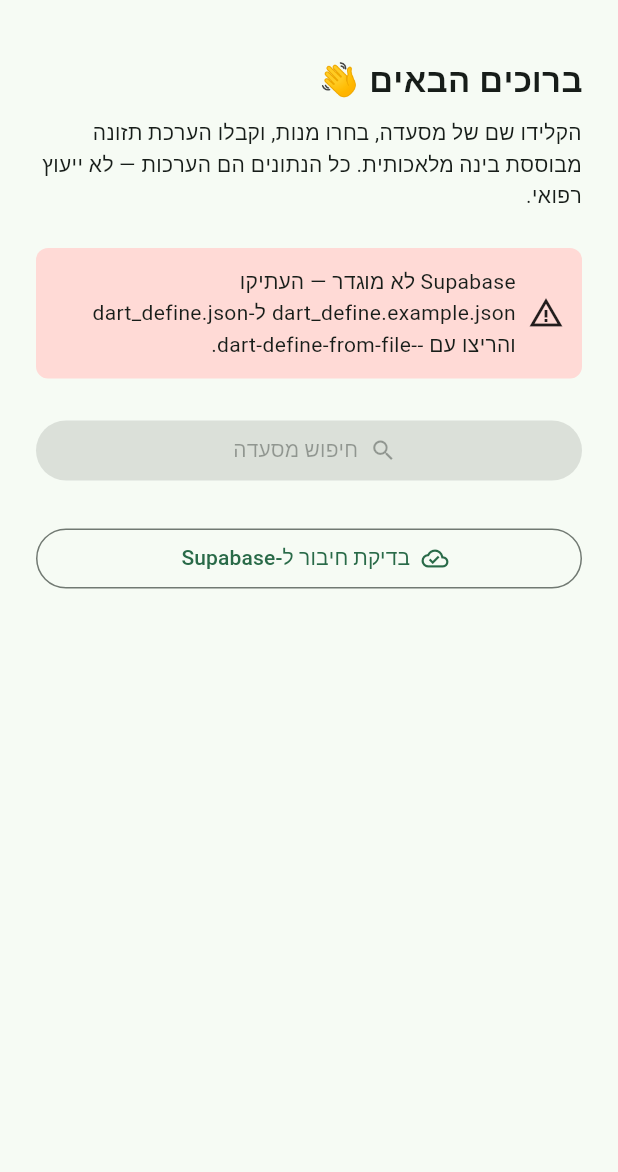
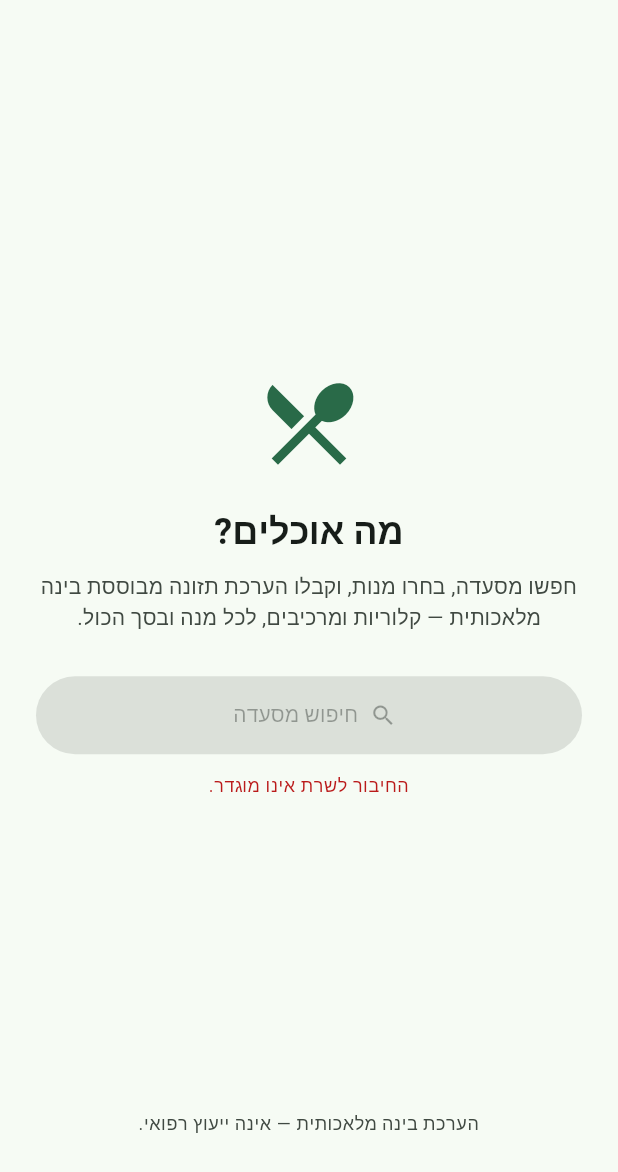
Before and after one commit to guypery55/Restaurant-Nutrition-App, a Flutter app: the screen it shows after launch, on a phone screen of 412 x 824 dp, the part 64-1236 px from its top. Run offline on Flutter 3.47's test engine with Material 3 defaults, Android fonts, the phone set to English and light mode, and no system bars; our stand-ins replace supabase_flutter; accounts and stored records are empty.

Commit message:
Session 7: clean landing home screen + MVP polish
Replace the Session-0 placeholder home (Supabase connectivity-test button +
config banner) with a proper landing screen: warm welcome, search as the hero
action, a pinned last-viewed restaurant card, and the persistent
"AI estimate - not medical advice" disclaimer. Graceful unconfigured guard
kept but quiet.

Session 7 otherwise complete from Sessions 5-6 (per-dish + combined cards,
graceful "not covered yet" miss state with menu_requests logging, loading and
error+retry states, neutral positives-only framing). Tone review passed: no
shaming language or "bad food" styling anywhere; errors are calm.

Data audit: the Session-6 "Charcoal Corn mismatched estimate" was a false
alarm - it is genuinely Taizu's polenta-cake dessert (section=Desserts,
description matches the reasoning/tags). Full-catalog sweeps found zero
section/tag disagreements and zero duplicated reasoning strings. No fix needed.

flutter analyze clean; web build succeeds.

Co-Authored-By: Claude Opus 4.8 (1M context) <noreply@anthropic.com>

```diff
--- a/app/lib/features/home/home_screen.dart
+++ b/app/lib/features/home/home_screen.dart
@@ -2,15 +2,14 @@ import 'package:flutter/material.dart';
 
 import '../../config/app_config.dart';
 import '../../models/restaurant.dart';
-import '../../services/supabase_service.dart';
 import '../menu/menu_screen.dart';
 import '../search/search_screen.dart';
 
-/// Placeholder home screen for Session 0.
+/// Home / landing screen.
 ///
-/// Its only real job right now is to prove the Session 0 plumbing works:
-/// the app boots in Hebrew/RTL, and (once credentials are wired) the anon
-/// client can round-trip a row to Supabase via the "connectivity test".
+/// The warm entry point to the loop: a short welcome and the search as the hero
+/// action (search → menu → assess). After a restaurant is resolved it stays
+/// pinned as a "last viewed" card so it's one tap to return to its menu.
 class HomeScreen extends StatefulWidget {
   const HomeScreen({super.key});
 
@@ -19,8 +18,6 @@ class HomeScreen extends StatefulWidget {
 }
 
 class _HomeScreenState extends State<HomeScreen> {
-  String? _status;
-  bool _busy = false;
   Restaurant? _resolved;
 
   Future<void> _openSearch() async {
@@ -35,126 +32,100 @@ class _HomeScreenState extends State<HomeScreen> {
     );
   }
 
-  Future<void> _runConnectivityTest() async {
-    setState(() {
-      _busy = true;
-      _status = null;
-    });
-    try {
-      if (!AppConfig.isConfigured) {
-        throw StateError(
-          'Supabase לא מוגדר. הריצו עם --dart-define-from-file=dart_define.json',
+  void _openResolved() {
+    final r = _resolved;
+    if (r == null) return;
+    Navigator.of(context).push(
+      MaterialPageRoute(builder: (_) => MenuScreen(restaurant: r)),
     );
-      }
-      // Insert a ping and read it back — exercises anon read + write.
-      final inserted = await SupabaseService.client
-          .from('pings')
-          .insert({'note': 'session-0 connectivity test'})
-          .select()
-          .single();
-      setState(() => _status = 'הצליח ✓  (id: ${inserted['id']})');
-    } catch (e) {
-      setState(() => _status = 'נכשל: $e');
-    } finally {
-      if (mounted) setState(() => _busy = false);
-    }
   }
 
   @override
   Widget build(BuildContext context) {
     final configured = AppConfig.isConfigured;
+    final scheme = Theme.of(context).colorScheme;
+
     return Scaffold(
       appBar: AppBar(title: const Text('הערכת תזונה במסעדות')),
-      body: Padding(
+      body: SafeArea(
+        child: Padding(
           padding: const EdgeInsets.all(24),
           child: Column(
             crossAxisAlignment: CrossAxisAlignment.stretch,
             children: [
-            const Text(
-              'ברוכים הבאים 👋',
-              style: TextStyle(fontSize: 22, fontWeight: FontWeight.bold),
+              const Spacer(),
+              Icon(
+                Icons.restaurant_menu,
+                size: 72,
+                color: scheme.primary,
               ),
-            const SizedBox(height: 8),
-            const Text(
-              'הקלידו שם של מסעדה, בחרו מנות, וקבלו הערכת תזונה מבוססת בינה מלאכותית. '
-              'כל הנתונים הם הערכות — לא ייעוץ רפואי.',
+              const SizedBox(height: 20),
+              Text(
+                'מה אוכלים?',
+                textAlign: TextAlign.center,
+                style: Theme.of(context).textTheme.headlineSmall?.copyWith(
+                      fontWeight: FontWeight.bold,
                     ),
-            const SizedBox(height: 24),
-            _ConfigBanner(configured: configured),
-            const SizedBox(height: 24),
+              ),
+              const SizedBox(height: 10),
+              Text(
+                'חפשו מסעדה, בחרו מנות, וקבלו הערכת תזונה מבוססת בינה מלאכותית — '
+                'קלוריות ומרכיבים, לכל מנה ובסך הכול.',
+                textAlign: TextAlign.center,
+                style: Theme.of(context).textTheme.bodyMedium?.copyWith(
+                      color: scheme.onSurfaceVariant,
+                    ),
+              ),
+              const SizedBox(height: 28),
               FilledButton.icon(
                 onPressed: configured ? _openSearch : null,
                 icon: const Icon(Icons.search),
                 label: const Text('חיפוש מסעדה'),
+                style: FilledButton.styleFrom(
+                  minimumSize: const Size.fromHeight(52),
                 ),
+              ),
+              if (!configured) ...[
+                const SizedBox(height: 12),
+                Text(
+                  'החיבור לשרת אינו מוגדר.',
+                  textAlign: TextAlign.center,
+                  style: Theme.of(context).textTheme.bodySmall?.copyWith(
+                        color: scheme.error,
+                      ),
+                ),
+              ],
               if (_resolved != null) ...[
                 const SizedBox(height: 16),
                 Card(
+                  margin: EdgeInsets.zero,
                   child: ListTile(
-                  leading: const Icon(Icons.check_circle, color: Color(0xFF3B7A57)),
+                    leading: Icon(Icons.history, color: scheme.primary),
                     title: Text(_resolved!.name),
-                  subtitle: Text(_resolved!.address ?? ''),
+                    subtitle: (_resolved!.address?.isNotEmpty ?? false)
+                        ? Text(
+                            _resolved!.address!,
+                            maxLines: 1,
+                            overflow: TextOverflow.ellipsis,
+                          )
+                        : null,
                     trailing: const Icon(Icons.chevron_left),
-                  onTap: () => Navigator.of(context).push(
-                    MaterialPageRoute(
-                      builder: (_) => MenuScreen(restaurant: _resolved!),
-                    ),
-                  ),
+                    onTap: _openResolved,
                   ),
                 ),
               ],
-            const SizedBox(height: 24),
-            OutlinedButton.icon(
-              onPressed: _busy ? null : _runConnectivityTest,
-              icon: _busy
-                  ? const SizedBox(
-                      width: 18,
-                      height: 18,
-                      child: CircularProgressIndicator(strokeWidth: 2),
-                    )
-                  : const Icon(Icons.cloud_done_outlined),
-              label: const Text('בדיקת חיבור ל-Supabase'),
+              const Spacer(),
+              Text(
+                'הערכת בינה מלאכותית — אינה ייעוץ רפואי.',
+                textAlign: TextAlign.center,
+                style: Theme.of(context).textTheme.bodySmall?.copyWith(
+                      color: scheme.onSurfaceVariant,
                     ),
-            if (_status != null) ...[
-              const SizedBox(height: 16),
-              Text(_status!, textAlign: TextAlign.center),
+              ),
             ],
-          ],
+          ),
         ),
       ),
     );
   }
 }
-
-class _ConfigBanner extends StatelessWidget {
-  const _ConfigBanner({required this.configured});
-
-  final bool configured;
-
-  @override
-  Widget build(BuildContext context) {
-    final scheme = Theme.of(context).colorScheme;
-    return Container(
-      padding: const EdgeInsets.all(12),
-      decoration: BoxDecoration(
-        color: configured
-            ? scheme.secondaryContainer
-            : scheme.errorContainer,
-        borderRadius: BorderRadius.circular(8),
-      ),
-      child: Row(
-        children: [
-          Icon(configured ? Icons.check_circle_outline : Icons.warning_amber),
-          const SizedBox(width: 8),
-          Expanded(
-            child: Text(
-              configured
-                  ? 'Supabase מוגדר.'
-                  : 'Supabase לא מוגדר — העתיקו dart_define.example.json ל-dart_define.json והריצו עם --dart-define-from-file.',
-            ),
-          ),
-        ],
-      ),
-    );
-  }
-}
```
Lines whose indentation alone changed are shown as unchanged.
